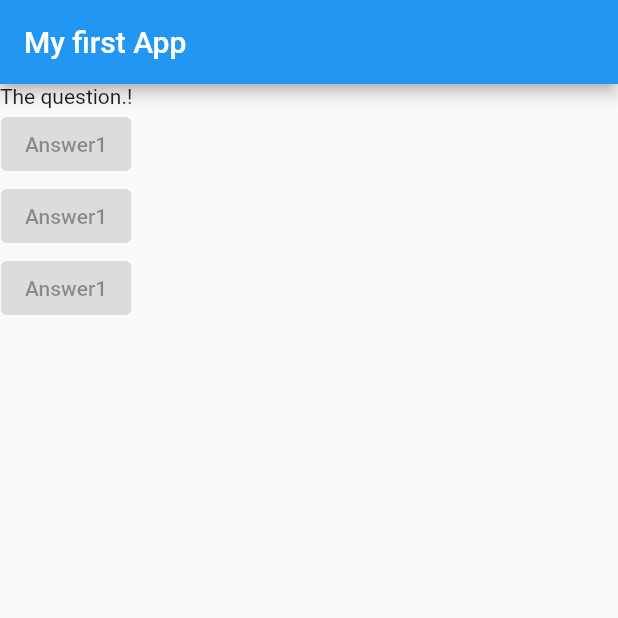
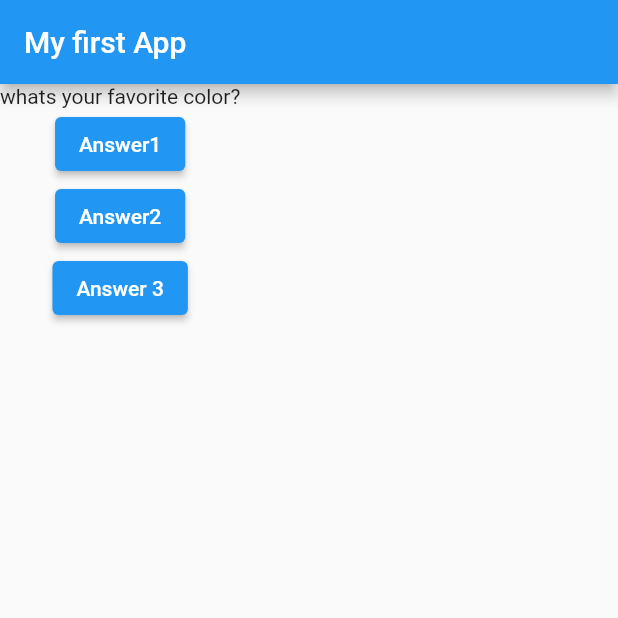
Before and after one commit to luckybyc/Question_Answer_App, a Flutter app: the screen it shows after launch, on a phone screen of 412 x 824 dp, the top half of it. Run offline on Flutter 3.47's test engine with Material 2 defaults, Android fonts, the phone set to English and light mode, and no system bars.

Commit message:
private properties added.!

```diff
--- a/lib/main.dart
+++ b/lib/main.dart
@@ -4,10 +4,32 @@ void main() {
   runApp(MyApp());
 }
 
-class MyApp extends StatelessWidget {
+class MyApp extends StatefulWidget {
+  @override
+  State<StatefulWidget> createState() {
+    // TODO: implement createState
+    return MyAppState();
+  }
+}
+
+class MyAppState extends State<MyApp> {
+  var questionIndex = 0;
+  void answerQuestion() {
+    setState(() {
+      questionIndex = questionIndex + 1;
+    });
+
+    print(questionIndex);
+  }
+
   @override
   Widget build(BuildContext context) {
     // TODO: implement build
+    var questions = [
+      'whats your favorite color?',
+      'whats  your favorite animal',
+    ];
+
     return MaterialApp(
       home: Scaffold(
           appBar: AppBar(
@@ -15,18 +37,22 @@ class MyApp extends StatelessWidget {
           ),
           body: Column(
             children: [
-              Text('The question.!'),
-              ElevatedButton(
-                child: Text('Answer1'),
-                onPressed: null,
+              Text(
+                questions[questionIndex],
               ),
               ElevatedButton(
                 child: Text('Answer1'),
-                onPressed: null,
+                onPressed: answerQuestion,
               ),
               ElevatedButton(
-                child: Text('Answer1'),
-                onPressed: null,
+                child: Text('Answer2'),
+                onPressed: answerQuestion,
+              ),
+              ElevatedButton(
+                child: Text('Answer 3'),
+                onPressed: () {
+                  print('chosen question 3');
+                },
               ),
             ],
           )),
```
